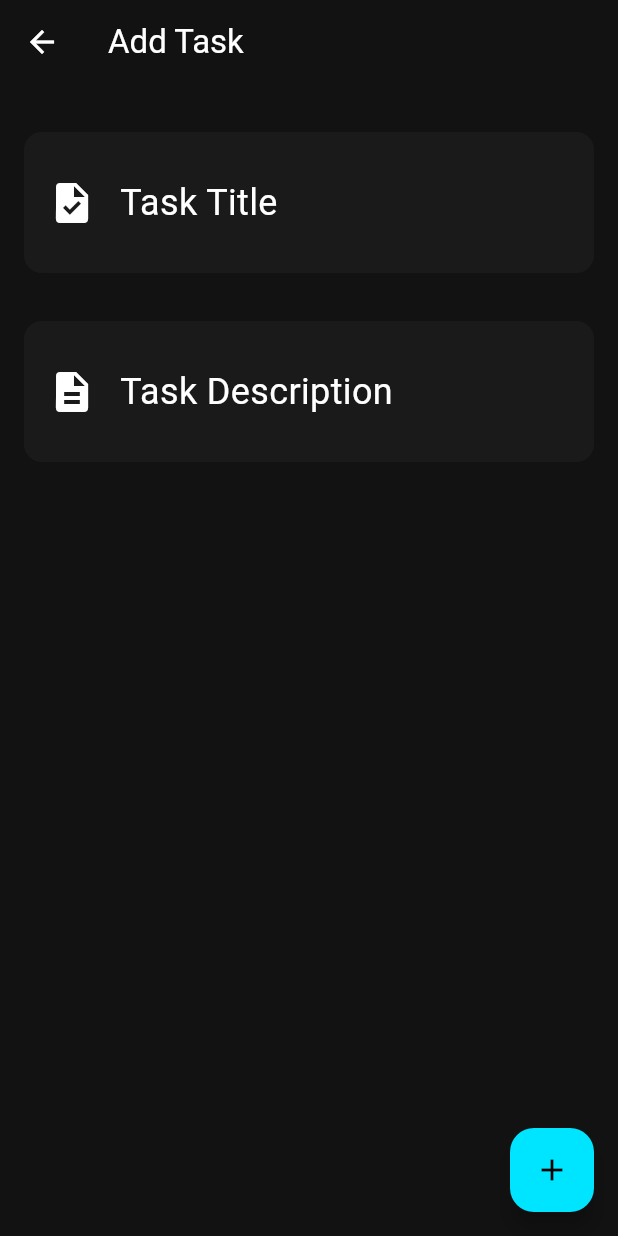
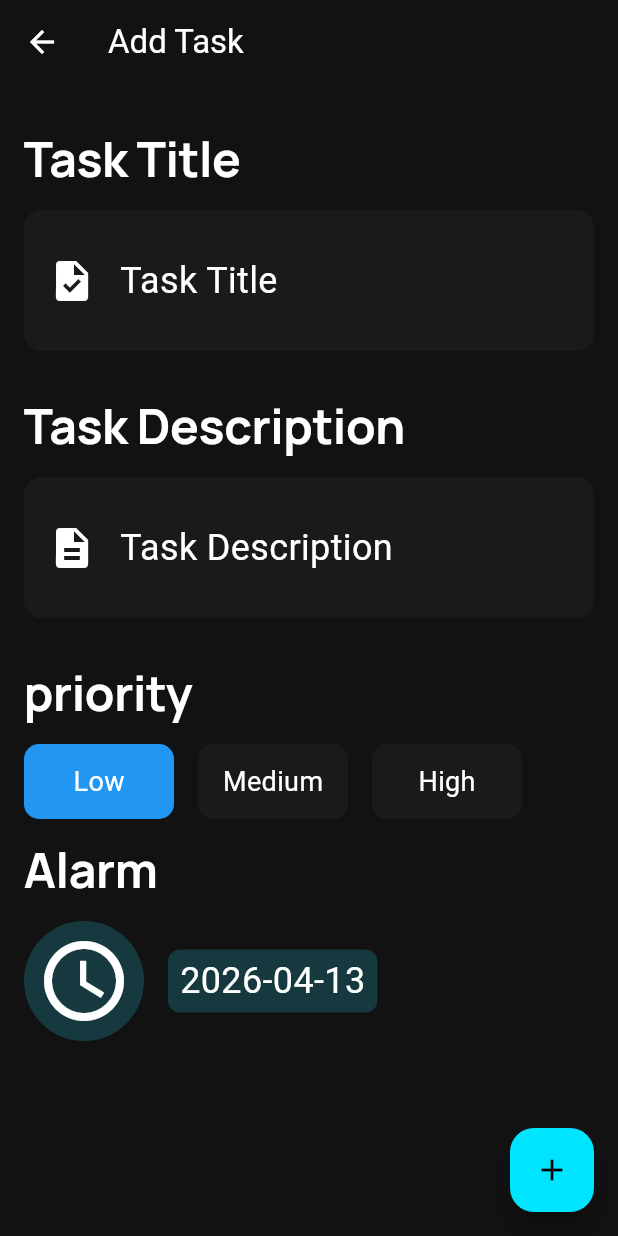
Before and after one commit to abdohhh/StarterTodoApp, a Flutter app: the screen it shows after launch, after a tap on the "add" icon, on a phone screen of 412 x 824 dp. Run offline on Flutter 3.47's test engine with Material 3 defaults, Android fonts, the phone set to English and light mode, and no system bars; our stand-ins replace animated_notch_bottom_bar, google_fonts, sqflite, syncfusion_flutter_datepicker; missing offline and left inert: msh_checkbox; accounts and stored records are empty.

Commit message:
final app

```diff
--- a/lib/Core/DataBase/database_helper.dart
+++ b/lib/Core/DataBase/database_helper.dart
@@ -18,14 +18,16 @@ class TasksDataBase {
     String path = join(await getDatabasesPath(), "Uptodo.db");
     return openDatabase(
       path,
-      version: 1,
+      version: 2,
       onCreate: (db, version) async {
         await db.execute('''
 create Table Uptodotasks(
 id INTEGER PRIMARY KEY autoincrement,
 Tasktitle TEXT NOT NULL,
 Description TEXT NOT NULL,
-isCompleted INTEGER NOT NULL DEFAULT 0
+isCompleted INTEGER NOT NULL DEFAULT 0,
+priority TEXT NOT NULL DEFAULT 'Low',
+TaskAlarm TEXT NOT NULL
 )
 ''');
       },
--- a/lib/Core/Routes/app_routes.dart
+++ b/lib/Core/Routes/app_routes.dart
@@ -1,4 +1,4 @@
 class Approutes {
   static const String home = '/TaskListScreen';
-  static const String TaskDetailsScreen = '/TaskDetailsScreen';
+  static const String AddTasks = '/AddTasks';
 }
--- a/lib/Models/task_model.dart
+++ b/lib/Models/task_model.dart
@@ -2,15 +2,17 @@ class TaskModel {
   int? id;
   late String Tasktitle;
   late String Description;
-  // late DateTime TaskAlarm;
   late bool? isCompleted;
+  late DateTime TaskAlarm;
+  late String? priority;
 
   TaskModel({
     required this.Tasktitle,
     required this.Description,
     this.id,
     this.isCompleted,
-    // required this.TaskAlarm,
+    this.priority,
+    required this.TaskAlarm,
   });
 
   TaskModel.fromMap(Map<String, dynamic> map) {
@@ -18,6 +20,9 @@ class TaskModel {
     Tasktitle = map['Tasktitle'];
     Description = map['Description'];
     isCompleted = map['isCompleted'] == 1;
+    priority = map['priority'];
+    TaskAlarm = DateTime.parse(map['TaskAlarm']);
+
   }
    Map<String, dynamic> toMap(TaskModel task) {
     return {
@@ -25,6 +30,8 @@ class TaskModel {
       'Tasktitle': task.Tasktitle,
       'Description': task.Description,
       'isCompleted': task.isCompleted == true ? 1 : 0,
+      'priority': task.priority,
+      'TaskAlarm': task.TaskAlarm.toIso8601String(),
     };
   }
 }
--- a/lib/main.dart
+++ b/lib/main.dart
@@ -1,10 +1,11 @@
 import 'package:flutter/material.dart';
 import 'package:todotasks/Models/task_model.dart';
-import 'package:todotasks/Screens/TaskDetailsScreen.dart';
+
 import 'package:todotasks/Screens/TaskListScreen.dart';
 import 'package:todotasks/core/DataBase/database_helper.dart';
 import 'package:todotasks/core/Routes/app_routes.dart';
 import 'package:todotasks/core/theme/app_themes.dart';
+import 'package:todotasks/screens/add_tasks.dart';
 
 void main() async {
   WidgetsFlutterBinding.ensureInitialized();
@@ -25,7 +26,7 @@ class MyApp extends StatelessWidget {
       themeMode: ThemeMode.dark,
       routes: {
         Approutes.home: (context) => const Tasklistscreen(),
-        Approutes.TaskDetailsScreen: (context) => const Taskdetailsscreen(),
+        Approutes.AddTasks: (context) => const AddTasks(),
       },
       initialRoute: Approutes.home,
     );
--- a/lib/screens/TaskDetailsScreen.dart
+++ /dev/null
@@ -1,106 +0,0 @@
-import 'package:flutter/material.dart';
-import 'package:todotasks/core/DataBase/database_helper.dart';
-import 'package:todotasks/models/task_model.dart';
-
-class Taskdetailsscreen extends StatefulWidget {
-  const Taskdetailsscreen({super.key});
-
-  @override
-  State<Taskdetailsscreen> createState() => _TaskdetailsscreenState();
-}
-
-class _TaskdetailsscreenState extends State<Taskdetailsscreen> {
-  @override
-  TextEditingController TasktitleController = TextEditingController();
-  TextEditingController DescriptionController = TextEditingController();
-  int BottomcurrentIndex = 0;
-
-  @override
-  @override
-  Widget build(BuildContext context) {
-    return Scaffold(
-      appBar: AppBar(title: Text('Add Task')),
-      body: Padding(
-        padding: const EdgeInsets.all(16.0),
-        child: Column(
-          children: [
-            SizedBox(height: 16),
-            Container(
-              margin: EdgeInsets.only(bottom: 16),
-              padding: EdgeInsets.all(16),
-              decoration: BoxDecoration(
-                color: Color(0xff1A1A1A),
-                borderRadius: BorderRadius.circular(12),
-              ),
-              child: Row(
-                children: [
-                  Icon(Icons.task, size: 32, color: Colors.white),
-                  SizedBox(width: 16),
-                  Expanded(
-                    child: TextField(
-                      controller: TasktitleController,
-                      decoration: InputDecoration(
-                        labelText: 'Task Title',
-                        labelStyle: Theme.of(
-                          context,
-                        ).textTheme.bodyMedium?.copyWith(fontSize: 24),
-                        focusedBorder: OutlineInputBorder(
-                          borderRadius: BorderRadius.circular(8),
-                          borderSide: BorderSide(color: Colors.blue, width: 2),
-                        ),
-                        border: InputBorder.none,
-                      ),
-                    ),
-                  ),
-                ],
-              ),
-            ),
-            SizedBox(height: 16),
-            Container(
-              margin: EdgeInsets.only(bottom: 16),
-              padding: EdgeInsets.all(16),
-              decoration: BoxDecoration(
-                color: Color(0xff1A1A1A),
-                borderRadius: BorderRadius.circular(12),
-              ),
-              child: Row(
-                children: [
-                  Icon(Icons.description, size: 32, color: Colors.white),
-                  SizedBox(width: 16),
-                  Expanded(
-                    child: TextField(
-                      controller: DescriptionController,
-                      decoration: InputDecoration(
-                        labelText: 'Task Description',
-                        labelStyle: Theme.of(
-                          context,
-                        ).textTheme.bodyMedium?.copyWith(fontSize: 24),
-                        focusedBorder: OutlineInputBorder(
-                          borderRadius: BorderRadius.circular(8),
-                          borderSide: BorderSide(color: Colors.blue, width: 2),
-                        ),
-                        border: InputBorder.none,
-                      ),
-                    ),
-                  ),
-                ],
-              ),
-            ),
-          ],
-        ),
-      ),
-      floatingActionButton: FloatingActionButton(
-        onPressed: () {
-          TaskModel newtask = TaskModel(
-            Tasktitle: TasktitleController.text,
-            Description: DescriptionController.text,
-            // TaskAlarm: DateTime.now(),
-          );
-          TasksDataBase().insertTask(newtask);
-          Navigator.pop(context);
-        },
-        child: Icon(Icons.add),
-      ),
-    );
-  }
-}
--- /dev/null
+++ b/lib/screens/add_tasks.dart
@@ -0,0 +1,212 @@
+import 'package:flutter/material.dart';
+import 'package:syncfusion_flutter_datepicker/datepicker.dart';
+import 'package:todotasks/core/DataBase/database_helper.dart';
+import 'package:todotasks/models/task_model.dart';
+
+class AddTasks extends StatefulWidget {
+  const AddTasks({super.key});
+
+  @override
+  State<AddTasks> createState() => _AddTasksState();
+}
+
+class _AddTasksState extends State<AddTasks> {
+  @override
+  TextEditingController TasktitleController = TextEditingController();
+  TextEditingController DescriptionController = TextEditingController();
+  int BottomcurrentIndex = 0;
+  List Priority = ['Low', 'Medium', 'High'];
+  String? selectedPriority = 'Low';
+  DateTime selectedDate = DateTime.now();
+
+  @override
+  @override
+  Widget build(BuildContext context) {
+    return Scaffold(
+      appBar: AppBar(title: Text('Add Task')),
+      body: Padding(
+        padding: const EdgeInsets.all(16.0),
+        child: SingleChildScrollView(
+          child: Column(
+            crossAxisAlignment: CrossAxisAlignment.start,
+            children: [
+              SizedBox(height: 16),
+              Text(
+                "Task Title",
+                style: Theme.of(context).textTheme.displayLarge,
+              ),
+              SizedBox(height: 16),
+              Container(
+                margin: EdgeInsets.only(bottom: 16),
+                padding: EdgeInsets.all(16),
+                decoration: BoxDecoration(
+                  color: Color(0xff1A1A1A),
+                  borderRadius: BorderRadius.circular(12),
+                ),
+                child: Row(
+                  children: [
+                    Icon(Icons.task, size: 32, color: Colors.white),
+                    SizedBox(width: 16),
+                    Expanded(
+                      child: TextField(
+                        controller: TasktitleController,
+                        decoration: InputDecoration(
+                          labelText: 'Task Title',
+                          labelStyle: Theme.of(
+                            context,
+                          ).textTheme.bodyMedium?.copyWith(fontSize: 24),
+                          focusedBorder: OutlineInputBorder(
+                            borderRadius: BorderRadius.circular(8),
+                            borderSide: BorderSide(
+                              color: Colors.blue,
+                              width: 2,
+                            ),
+                          ),
+                          border: InputBorder.none,
+                        ),
+                      ),
+                    ),
+                  ],
+                ),
+              ),
+              SizedBox(height: 16),
+              Text(
+                "Task Description",
+                style: Theme.of(context).textTheme.displayLarge,
+              ),
+              SizedBox(height: 16),
+              Container(
+                margin: EdgeInsets.only(bottom: 16),
+                padding: EdgeInsets.all(16),
+                decoration: BoxDecoration(
+                  color: Color(0xff1A1A1A),
+                  borderRadius: BorderRadius.circular(12),
+                ),
+                child: Row(
+                  children: [
+                    Icon(Icons.description, size: 32, color: Colors.white),
+                    SizedBox(width: 16),
+                    Expanded(
+                      child: TextField(
+                        controller: DescriptionController,
+                        decoration: InputDecoration(
+                          labelText: 'Task Description',
+                          labelStyle: Theme.of(
+                            context,
+                          ).textTheme.bodyMedium?.copyWith(fontSize: 24),
+                          focusedBorder: OutlineInputBorder(
+                            borderRadius: BorderRadius.circular(8),
+                            borderSide: BorderSide(
+                              color: Colors.blue,
+                              width: 2,
+                            ),
+                          ),
+                          border: InputBorder.none,
+                        ),
+                      ),
+                    ),
+                  ],
+                ),
+              ),
+
+              SizedBox(height: 16),
+              Text("priority", style: Theme.of(context).textTheme.displayLarge),
+              SizedBox(height: 16),
+              SizedBox(
+                height: 50,
+                child: ListView.builder(
+                  scrollDirection: Axis.horizontal,
+                  itemCount: 3,
+                  itemBuilder: (BuildContext context, int index) {
+                    return GestureDetector(
+                      onTap: () {
+                        setState(() {
+                          BottomcurrentIndex = index;
+                          selectedPriority = Priority[index];
+                          print(selectedPriority);
+                        });
+                      },
+
+                      child: Container(
+                        width: 100,
+                        // height: 50,
+                        margin: EdgeInsets.only(right: 16),
+                        decoration: BoxDecoration(
+                          color: index == BottomcurrentIndex
+                              ? Colors.blue
+                              : Color(0xff1A1A1A),
+                          borderRadius: BorderRadius.circular(10),
+                        ),
+                        child: Center(
+                          child: Text(
+                            Priority[index],
+                            style: Theme.of(context).textTheme.bodyMedium
+                                ?.copyWith(fontSize: 18, color: Colors.white),
+                          ),
+                        ),
+                      ),
+                    );
+                  },
+                ),
+              ),
+              SizedBox(height: 16),
+              Text("Alarm", style: Theme.of(context).textTheme.displayLarge),
+              SizedBox(height: 16),
+              Row(
+                children: [
+                  IconButton(
+                    style: IconButton.styleFrom(
+                      backgroundColor: Color(0xFF22D3EE).withOpacity(0.2),
+                      iconSize: 64,
+                    ),
+                    onPressed: () async {
+                      DateTime? selectedDate = await showDatePicker(
+                        context: context,
+                        initialDate: DateTime.now(),
+                        firstDate: DateTime(2000),
+                        lastDate: DateTime(2100),
+                      );
+                      setState(() {
+                        if (selectedDate != null) {
+                          this.selectedDate = selectedDate;
+                        }
+                      });
+                    },
+                    icon: Icon(Icons.watch_later_outlined),
+                  ),
+                  SizedBox(width: 16),
+                  Container(
+                    padding: EdgeInsets.symmetric(horizontal: 8, vertical: 4),
+                    decoration: BoxDecoration(
+                      color: Color(0xFF22D3EE).withOpacity(0.2),
+                      borderRadius: BorderRadius.circular(8),
+                    ),
+                    child: Text(
+                      "${selectedDate.year}-${selectedDate.month.toString().padLeft(2, '0')}-${selectedDate.day.toString().padLeft(2, '0')}",
+                      style: Theme.of(
+                        context,
+                      ).textTheme.bodyMedium!.copyWith(fontSize: 24),
+                    ),
+                  ),
+                ],
+              ),
+            ],
+          ),
+        ),
+      ),
+      floatingActionButton: FloatingActionButton(
+        onPressed: () {
+          TaskModel newtask = TaskModel(
+            Tasktitle: TasktitleController.text,
+            Description: DescriptionController.text,
+            priority: selectedPriority,
+            TaskAlarm: selectedDate,
+          );
+          TasksDataBase().insertTask(newtask);
+          Navigator.pop(context);
+        },
+        child: Icon(Icons.add),
+      ),
+    );
+  }
+}
```
Also changed, not shown: lib/screens/TaskListScreen.dart (+63 -25 lines).
